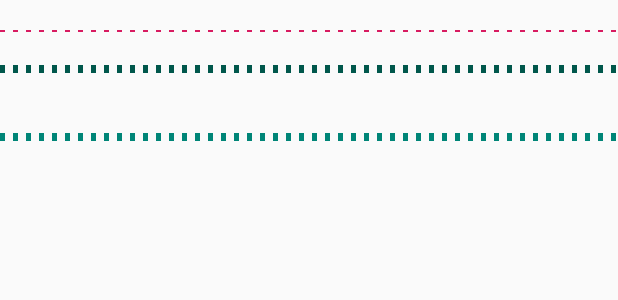
After one commit to shishoufengwise1234/AndroidSimpleCodes, an Android app: the layout activity_dash_line_test.xml on its own in the app's theme, with its tools: preview values and no code run, on a phone screen of 412 x 824 dp. The commit adds this screen. Shown: the top 300 px of the screen. Run offline under Robolectric (Android 15) with nearby library versions, the phone set to English and light mode, and no system bars.

Commit message:
dev:添加相关示例代码

```diff
--- a/app/src/main/java/com/app/simple/codes/constants/Constants.kt
+++ b/app/src/main/java/com/app/simple/codes/constants/Constants.kt
@@ -13,6 +13,9 @@ object Dashboard{
 
     const val DASH_TYPE_1 = 1
     const val DASH_TYPE_2 = 2
+    const val DASH_TYPE_3 = 3
+    const val DASH_TYPE_4 = 4
+    const val DASH_TYPE_5 = 5
 
 
 }
--- a/app/src/main/java/com/app/simple/codes/ui/dashboard/DashboardViewModel.kt
+++ b/app/src/main/java/com/app/simple/codes/ui/dashboard/DashboardViewModel.kt
@@ -10,7 +10,11 @@ class DashboardViewModel : ViewModel() {
     private val _ListPair = MutableLiveData<List<Pair<Int,String>>>().apply {
 
         value = listOf(Pair(Dashboard.DASH_TYPE_1,"MyTestView"),
-            Pair(Dashboard.DASH_TYPE_2,"RxJava"))
+            Pair(Dashboard.DASH_TYPE_2,"RxJava"),
+            Pair(Dashboard.DASH_TYPE_3,"ClassLoader"),
+            Pair(Dashboard.DASH_TYPE_4,"Simple Hotfix"),
+            Pair(Dashboard.DASH_TYPE_5,"DashLineActivity")
+            )
     }
 
 
--- /dev/null
+++ b/app/src/main/java/com/app/simple/codes/view/DashLineView.java
@@ -0,0 +1,107 @@
+package com.app.simple.codes.view;
+
+import android.content.Context;
+import android.content.res.Resources;
+import android.content.res.TypedArray;
+import android.graphics.Canvas;
+import android.graphics.Color;
+import android.graphics.DashPathEffect;
+import android.graphics.Paint;
+import android.graphics.Path;
+import android.graphics.PathEffect;
+import android.util.AttributeSet;
+import android.util.TypedValue;
+import android.view.View;
+
+import androidx.annotation.ColorInt;
+import androidx.annotation.Nullable;
+
+import com.app.simple.codes.R;
+
+/**
+ * Created by shishoufeng on 2020-05-18.
+ * email:shishoufeng1227@126.com
+ * <p>
+ * 虚线view
+ */
+public class DashLineView extends View {
+
+    private static final String TAG = "DashLineView";
+
+    private Paint mPaint;
+    private Path mPath;
+
+    @ColorInt
+    private int lineColor = Color.BLACK;
+
+    private float lineWidth;
+
+
+    public DashLineView(Context context) {
+        this(context, null);
+    }
+
+    public DashLineView(Context context, @Nullable AttributeSet attrs) {
+        this(context, attrs, 0);
+    }
+
+    public DashLineView(Context context, @Nullable AttributeSet attrs, int defStyleAttr) {
+        super(context, attrs, defStyleAttr);
+
+        TypedArray array = null;
+        try {
+            array = context.obtainStyledAttributes(attrs, R.styleable.DashLineView);
+
+            lineColor = array.getColor(R.styleable.DashLineView_line_color, Color.BLACK);
+            lineWidth = array.getDimensionPixelSize(R.styleable.DashLineView_line_width, (int) dp2px(3));
+
+        } catch (Exception e) {
+            e.printStackTrace();
+        } finally {
+            if (array != null) {
+                array.recycle();
+            }
+        }
+
+        mPaint = new Paint(Paint.ANTI_ALIAS_FLAG);
+
+        mPaint.setStyle(Paint.Style.STROKE);
+        mPaint.setStrokeWidth(lineWidth);
+        mPaint.setColor(lineColor);
+
+        PathEffect pathEffect = new DashPathEffect(new float[]{5, 8, 5, 8},0 );
+        mPaint.setPathEffect(pathEffect);
+
+        mPath = new Path();
+    }
+
+
+    @Override
+    protected void onDraw(Canvas canvas) {
+        super.onDraw(canvas);
+
+        int centerY = getHeight() / 2;
+
+        mPath.reset();
+
+        mPath.moveTo(0,centerY);
+        mPath.lineTo(getWidth(),centerY);
+
+        canvas.drawPath(mPath,mPaint);
+    }
+
+    public void setLineColor(@ColorInt int lineColor) {
+        this.lineColor = lineColor;
+
+        this.invalidate();
+    }
+
+    private float dp2px(float dp) {
+        return TypedValue.applyDimension(
+                TypedValue.COMPLEX_UNIT_DIP,
+                dp,
+                Resources.getSystem().getDisplayMetrics());
+    }
+
+
+}
--- /dev/null
+++ b/app/src/main/res/layout/activity_dash_line_test.xml
@@ -0,0 +1,30 @@
+<?xml version="1.0" encoding="utf-8"?>
+<LinearLayout xmlns:android="http://schemas.android.com/apk/res/android"
+    xmlns:app="http://schemas.android.com/apk/res-auto"
+    android:layout_width="match_parent"
+    android:layout_height="match_parent"
+    android:orientation="vertical">
+
+    <com.app.simple.codes.view.DashLineView
+        android:layout_width="match_parent"
+        android:layout_height="1.5dp"
+        android:layout_marginTop="20dp"
+        app:line_color="@color/colorAccent"
+        app:line_width="5dp" />
+
+    <com.app.simple.codes.view.DashLineView
+        android:layout_width="match_parent"
+        android:layout_height="10dp"
+        android:layout_marginTop="20dp"
+        app:line_color="@color/colorPrimaryDark"
+        app:line_width="5dp" />
+
+    <com.app.simple.codes.view.DashLineView
+        android:layout_width="match_parent"
+        android:layout_height="40dp"
+        android:layout_marginTop="20dp"
+        app:line_color="@color/colorPrimary"
+        app:line_width="5dp" />
+
+
+</LinearLayout>
--- a/settings.gradle
+++ b/settings.gradle
@@ -1,2 +1,2 @@
-include ':app',':asm_lifecycle_plugin'
+include ':app',':asm_lifecycle_plugin', ':hotfix'
 rootProject.name='AndroidSimpleCodes'
```
Also changed, not shown: app/src/main/AndroidManifest.xml (+14 -4 lines), app/src/main/java/com/app/simple/codes/Simple.kt (added, +32 -0 lines), app/src/main/java/com/app/simple/codes/activity/ClassLoaderActivity.kt (added, +32 -0 lines), app/src/main/java/com/app/simple/codes/activity/DashLineActivity.kt (added, +21 -0 lines), app/src/main/java/com/app/simple/codes/hotfix/HotException.java (added, +14 -0 lines), app/src/main/java/com/app/simple/codes/hotfix/HotFixActivity.kt (added, +36 -0 lines), app/src/main/java/com/app/simple/codes/hotfix/IHotFix.java (added, +11 -0 lines), app/src/main/java/com/app/simple/codes/ui/dashboard/DashboardFragment.kt (+14 -1 lines), app/src/main/res/layout/activity_class_loader.xml (added, +7 -0 lines), app/src/main/res/layout/activity_simple_hotfix.xml (added, +13 -0 lines), app/src/main/res/values/attr.xml (added, +11 -0 lines), hotfix/build.gradle (added, +8 -0 lines), hotfix/src/main/java/com/app/simple/codes/hotfix/FixSimple.java (added, +12 -0 lines), hotfix/src/main/java/com/app/simple/codes/hotfix/IHotFix.java (added, +11 -0 lines), 1 other file.
